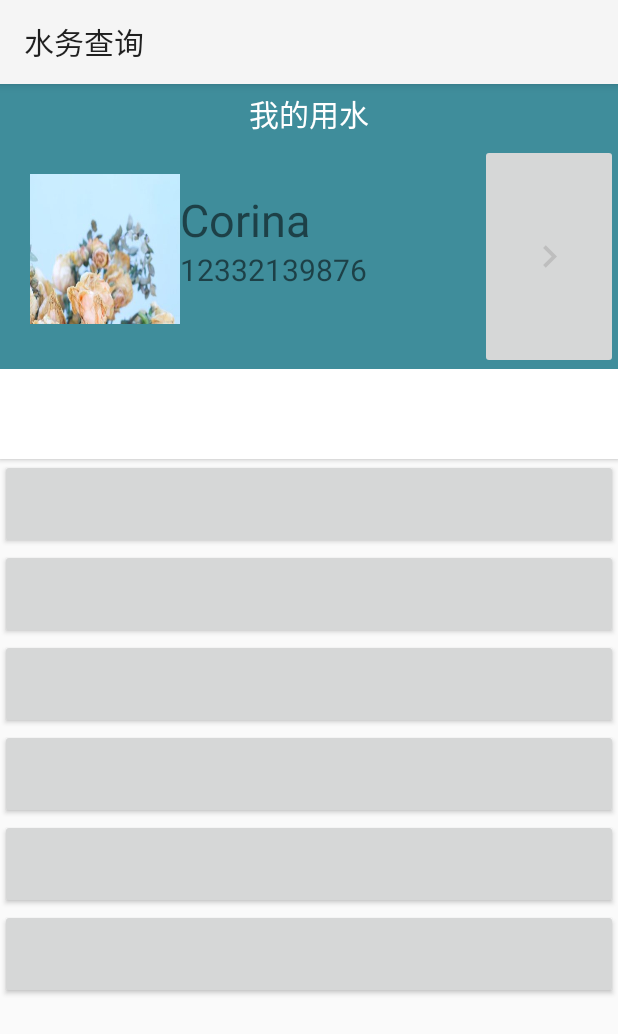
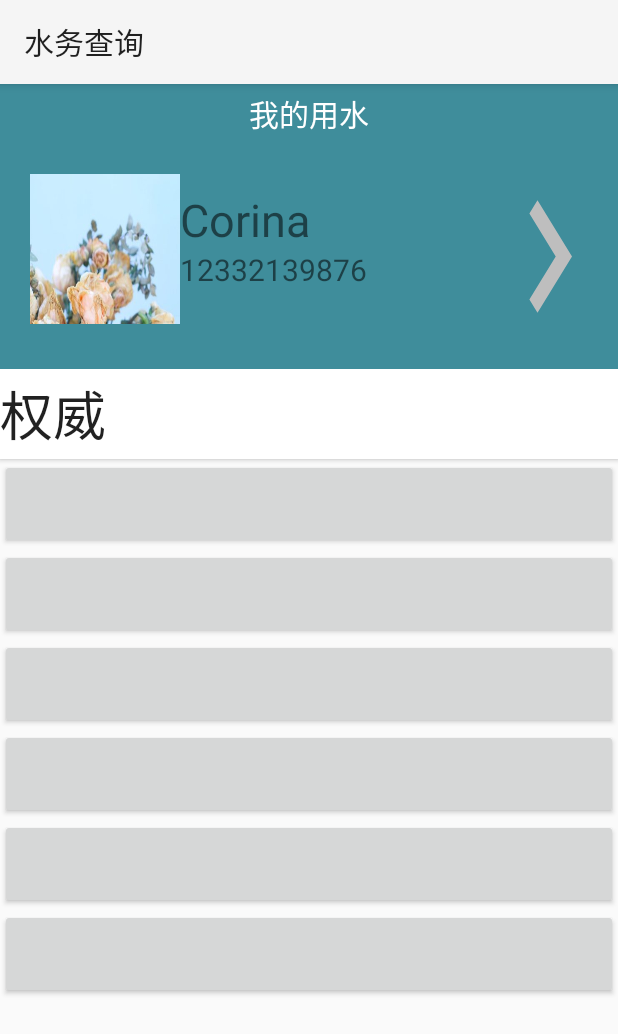
Before and after one commit to CoCoCorina/Water_Query, an Android app: the fragment PersonalFragment shown on its own in the app's theme, on a phone screen of 412 x 824 dp. Shown: the top 1034 px of the screen. Run offline under Robolectric (Android 15) with nearby library versions, the phone set to English and light mode, and no system bars.

Commit message:
重命名

```diff
--- a/app/src/main/java/com/dev/water_query/fragment/MeFragment.java
+++ b/app/src/main/java/com/dev/water_query/fragment/PersonalFragment.java
@@ -10,12 +10,12 @@ import com.dev.water_query.R;
 
 /**
  * A simple {@link Fragment} subclass.
- * Use the {@link MeFragment#newInstance} factory method to
+ * Use the {@link PersonalFragment#newInstance} factory method to
  * create an instance of this fragment.
  */
-public class MeFragment extends Fragment {
+public class PersonalFragment extends Fragment {
     public static Fragment newInstance() {
-        return new MeFragment();
+        return new PersonalFragment();
     }
     // TODO: Rename parameter arguments, choose names that match
     // the fragment initialization parameters, e.g. ARG_ITEM_NUMBER
@@ -26,7 +26,7 @@ public class MeFragment extends Fragment {
     private String mParam1;
     private String mParam2;
 
-    public MeFragment() {
+    public PersonalFragment() {
         // Required empty public constructor
     }
 
@@ -39,8 +39,8 @@ public class MeFragment extends Fragment {
      * @return A new instance of fragment Personal_Fragment.
      */
     // TODO: Rename and change types and number of parameters
-    public static MeFragment newInstance(String param1, String param2) {
-        MeFragment fragment = new MeFragment();
+    public static PersonalFragment newInstance(String param1, String param2) {
+        PersonalFragment fragment = new PersonalFragment();
         Bundle args = new Bundle();
         args.putString(ARG_PARAM1, param1);
         args.putString(ARG_PARAM2, param2);
@@ -61,6 +61,6 @@ public class MeFragment extends Fragment {
     public View onCreateView(LayoutInflater inflater, ViewGroup container,
                              Bundle savedInstanceState) {
         // Inflate the layout for this fragment
-        return inflater.inflate(R.layout.me_fragment, container, false);
+        return inflater.inflate(R.layout.personal_fragment, container, false);
     }
 }
--- a/app/src/main/res/layout/me_fragment.xml
+++ b/app/src/main/res/layout/personal_fragment.xml
@@ -3,7 +3,7 @@
     xmlns:tools="http://schemas.android.com/tools"
     android:layout_width="match_parent"
     android:layout_height="match_parent"
-    tools:context=".fragment.MeFragment">
+    tools:context=".fragment.PersonalFragment">
 
     <ScrollView
         android:layout_width="match_parent"
@@ -63,10 +63,10 @@
 
                     </LinearLayout>
 
-                    <ImageButton
+                    <Button
                         android:layout_width="match_parent"
                         android:layout_height="match_parent"
-                        android:src="@drawable/ic_baseline_chevron_right_24" />
+                        android:background="@drawable/ic_baseline_chevron_right_24" />
 
                 </LinearLayout>
             </LinearLayout>
@@ -80,7 +80,10 @@
                     android:id="@+id/q"
                     android:layout_width="match_parent"
                     android:layout_height="60dp"
-                    android:background="#FFFFFF" />
+                    android:background="#FFFFFF"
+                    android:gravity="center_vertical"
+                    android:text="权威"
+                    android:textSize="35sp" />
 
                 <Button
                     android:id="@+id/w"
```
